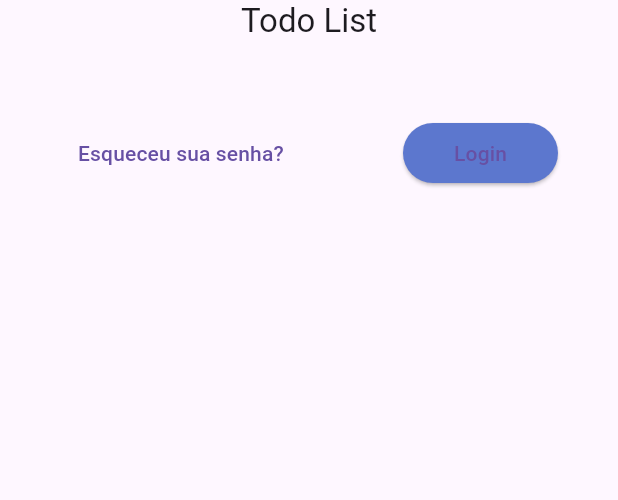
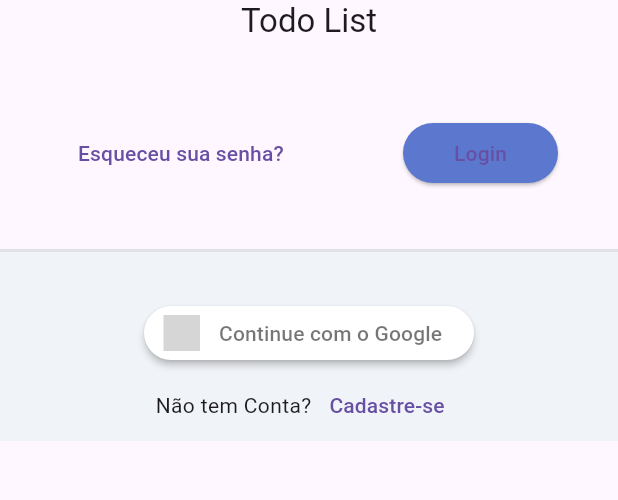
Before and after one commit to nevitonviana/task_provider, a Flutter app: the screen it shows after launch, on a phone screen of 412 x 824 dp, the part 315-815 px from its top. Run offline on Flutter 3.47's test engine with Material 3 defaults, Android fonts, the light colour scheme and no system bars; our stand-ins replace flutter_signin_button, google_fonts, sqflite, synchronized; accounts and stored records are empty; Roboto replaces fonts that are missing (Mandali); grey boxes are pictures that could not be loaded.

Commit message:
montando layout da tela de login

```diff
--- a/lib/app/core/widget/todo_list_logo.dart
+++ b/lib/app/core/widget/todo_list_logo.dart
@@ -1,4 +1,6 @@
 import 'package:flutter/material.dart';
+import 'package:flutter_signin_button/button_view.dart';
+import 'package:flutter_signin_button/flutter_signin_button.dart';
 
 import '../ui/theme_extensions.dart';
 
@@ -45,6 +47,44 @@ class TodoListLogo extends StatelessWidget {
                       ),
                     ),
                   ],
+                ),
+              ],
+            ),
+          ),
+        ),
+        const SizedBox(height: 20),
+        Expanded(
+          child: Container(
+            decoration: BoxDecoration(
+              color: const Color(0xfff0f3f7),
+              border: Border(
+                top: BorderSide(
+                  width: 2,
+                  color: Colors.grey.withAlpha(50),
+                ),
+              ),
+            ),
+            child: Column(
+              children: [
+                const SizedBox(height: 30),
+                SignInButton(
+                  Buttons.Google,
+                  text: "Continue com o Google",
+                  shape: OutlineInputBorder(
+                    borderRadius: BorderRadius.circular(30),
+                    borderSide: BorderSide.none,
+                  ),
+                  onPressed: () {},
+                ),
+                Row(
+                  mainAxisAlignment: MainAxisAlignment.center,
+                  children: [
+                    const Text("Não tem Conta?"),
+                    TextButton(
+                      onPressed: () {},
+                      child: const Text("Cadastre-se"),
+                    )
+                  ],
                 )
               ],
             ),
--- a/pubspec.yaml
+++ b/pubspec.yaml
@@ -39,6 +39,7 @@ dependencies:
   sqflite: ^2.3.3
   path: ^1.9.0
   google_fonts: ^6.2.1
+  flutter_signin_button: ^2.0.0
 
 dev_dependencies:
   flutter_test:
```
Also changed, not shown: pubspec.lock.
